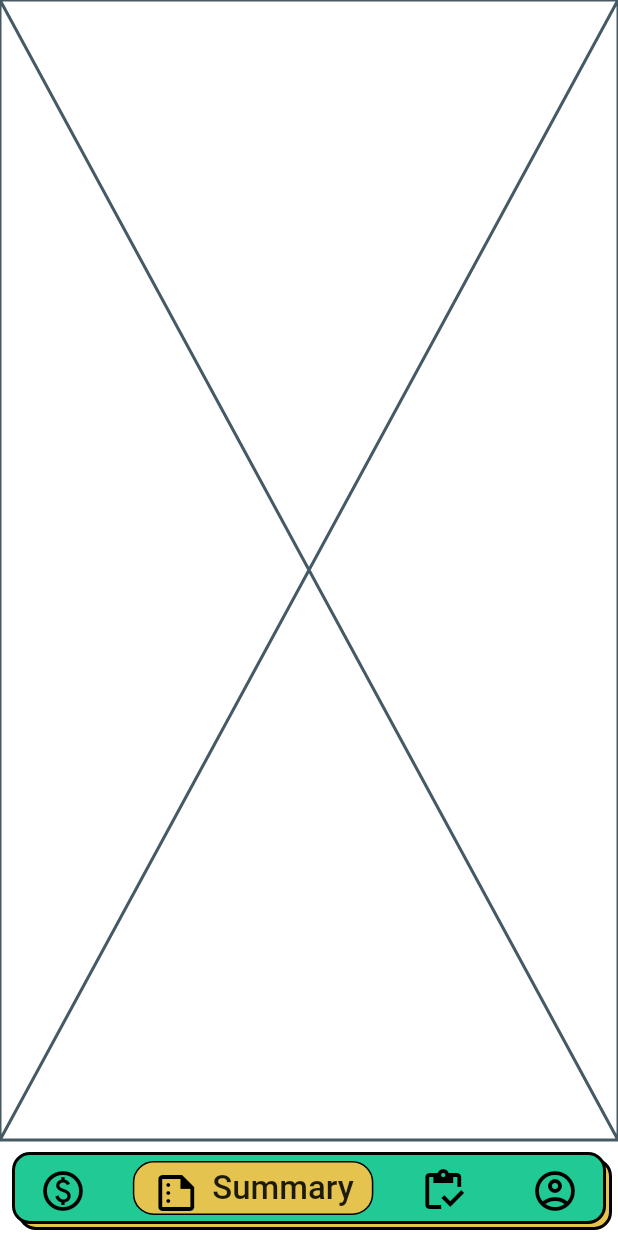
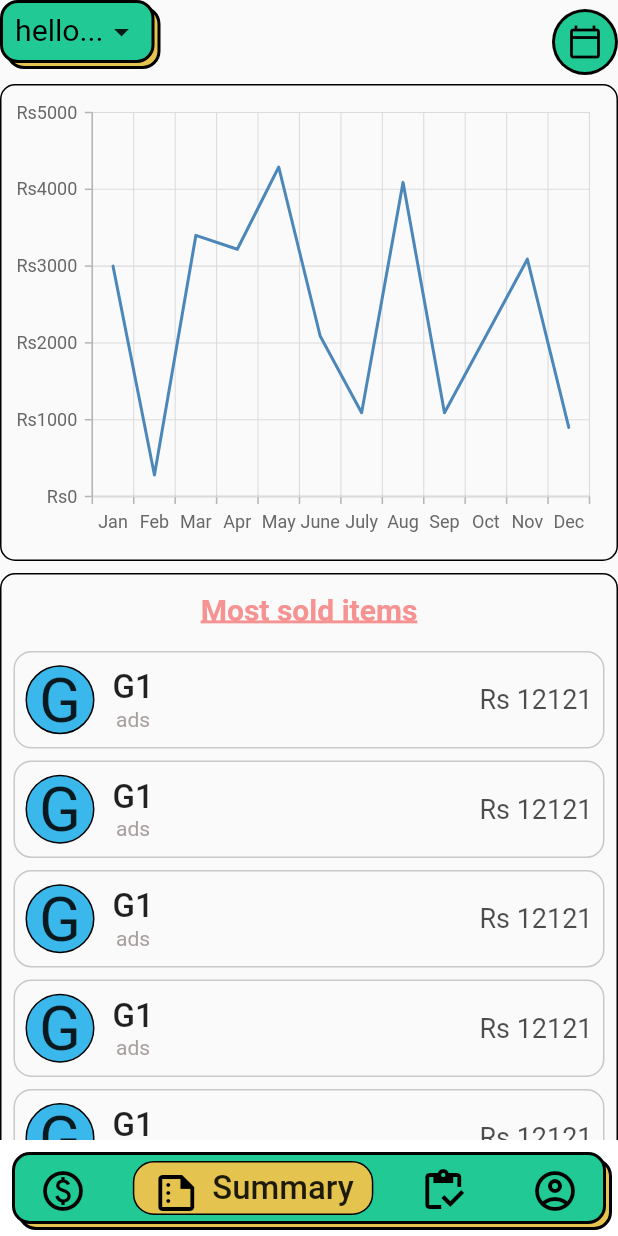
Before and after one commit to SulabhShrestha/MeroStoreMobile, a Flutter app: the screen it shows after launch, item 2 of the bottom bar chosen, on a phone screen of 412 x 824 dp. Run offline on Flutter 3.47's test engine with Material 2 defaults, Android fonts, the phone set to English and light mode, and no system bars; drawn by our look-alikes of google_nav_bar; our stand-ins replace flutter_svg, syncfusion_flutter_charts.

Commit message:
Added: SummaryPage

```diff
--- a/lib/views/core_widgets/custom_drop_down_btn.dart
+++ b/lib/views/core_widgets/custom_drop_down_btn.dart
@@ -12,14 +12,16 @@ class CustomDropDownBtn extends StatefulWidget {
   final List<String> options;
   final ValueChanged<String> onTap;
   final String? initialValue;
+  final String? tooltip;
 
   const CustomDropDownBtn({
     Key? key,
+    required this.options,
+    required this.onTap,
     this.hideBackgroundUI,
     this.width,
     this.initialValue,
-    required this.options,
-    required this.onTap,
+    this.tooltip,
   }) : super(key: key);
 
   @override
@@ -48,6 +50,7 @@ class _CustomDropDownBtnState extends State<CustomDropDownBtn> {
       padding: const EdgeInsets.symmetric(horizontal: 8),
       child: DropdownButtonHideUnderline(
         child: PopupMenuButton<String>(
+          tooltip: widget.tooltip,
           itemBuilder: (context) {
             return widget.options.map((str) {
               return PopupMenuItem(
--- a/lib/views/summary_page/SummaryPage.dart
+++ /dev/null
@@ -1,10 +0,0 @@
-import 'package:flutter/material.dart';
-
-class SummaryPage extends StatelessWidget {
-  const SummaryPage({Key? key}) : super(key: key);
-
-  @override
-  Widget build(BuildContext context) {
-    return const Placeholder();
-  }
-}
--- /dev/null
+++ b/lib/views/summary_page/summary_page.dart
@@ -0,0 +1,206 @@
+import 'package:flutter/material.dart';
+import 'package:intl/intl.dart';
+import 'package:merostore_mobile/utils/constants/app_colors.dart';
+import 'package:merostore_mobile/utils/constants/spaces.dart';
+import 'package:merostore_mobile/utils/constants/text_styles.dart';
+import 'package:merostore_mobile/views/core_widgets/custom_box.dart';
+import 'package:merostore_mobile/views/core_widgets/custom_drop_down_btn.dart';
+import 'package:syncfusion_flutter_charts/charts.dart';
+
+class _SalesData {
+  _SalesData(this.year, this.sales);
+
+  final String year;
+  final double sales;
+}
+
+class SummaryPage extends StatefulWidget {
+  const SummaryPage({Key? key}) : super(key: key);
+
+  @override
+  State<SummaryPage> createState() => _SummaryPageState();
+}
+
+class _SummaryPageState extends State<SummaryPage> {
+  final List<_SalesData> data = [
+    _SalesData('Jan', 3000),
+    _SalesData('Feb', 280),
+    _SalesData('Mar', 3400),
+    _SalesData('Apr', 3220),
+    _SalesData('May', 4290),
+    _SalesData('June', 2090),
+    _SalesData('July', 1090),
+    _SalesData('Aug', 4090),
+    _SalesData('Sep', 1090),
+    _SalesData('Oct', 2090),
+    _SalesData('Nov', 3090),
+    _SalesData('Dec', 900),
+  ];
+
+  // To store all list of stores
+  List<String> allStoreList = [];
+
+  @override
+  Widget build(BuildContext context) {
+    return Scaffold(
+      body: NestedScrollView(
+        floatHeaderSlivers: true,
+        headerSliverBuilder: (_, isScrolled) {
+          return [
+            SliverAppBar(
+              backgroundColor: Colors.transparent,
+              floating: true,
+              flexibleSpace: CustomDropDownBtn(
+                tooltip: "Store selection",
+                options: const ["hello", "hi"],
+                onTap: (val) {},
+              ),
+              actions: [
+                CircleAvatar(
+                  radius: 22,
+                  backgroundColor: ConstantAppColors.primaryColor,
+                  child: CircleAvatar(
+                    radius: 20,
+                    backgroundColor: ConstantAppColors.greenColor,
+                    child: IconButton(
+                      color: Colors.green,
+                      splashRadius: 32,
+                      onPressed: () {},
+                      icon: const Icon(
+                        Icons.calendar_today_outlined,
+                        color: ConstantAppColors.primaryColor,
+                        size: 24,
+                      ),
+                    ),
+                  ),
+                ),
+              ],
+            ),
+          ];
+        },
+        body: ListView(
+          children: [
+            CustomBox(
+              padding: const EdgeInsets.only(top: 8, right: 8, bottom: 8),
+              child: Column(
+                children: [
+                  SfCartesianChart(
+                    primaryXAxis: CategoryAxis(
+                      interval: 1,
+                      arrangeByIndex: true,
+                      autoScrollingDelta: 6, // shows only 6 at a time
+                      autoScrollingMode:
+                          AutoScrollingMode.start, // show from beginning
+                    ),
+                    tooltipBehavior: TooltipBehavior(enable: true),
+                    primaryYAxis: NumericAxis(
+                      numberFormat: NumberFormat("Rs#"),
+                    ),
+                    zoomPanBehavior: ZoomPanBehavior(
+                      enablePanning: true, //horizontal scroll
+                      enablePinching: true,
+                      zoomMode: ZoomMode.x,
+                      maximumZoomLevel: 0.5,
+                    ),
+                    series: <ChartSeries<_SalesData, String>>[
+                      LineSeries<_SalesData, String>(
+                        dataSource: data,
+                        xValueMapper: (_SalesData sales, _) => sales.year,
+                        yValueMapper: (_SalesData sales, _) => sales.sales,
+                        name: 'Sales',
+                      )
+                    ],
+                  ),
+                ],
+              ),
+            ),
+
+            ConstantSpaces.height8,
+
+            // Content
+            CustomBox(
+              child: Column(
+                children: [
+                  ConstantSpaces.height4,
+
+                  const Text(
+                    "Most sold items",
+                    style: ConstantTextStyles.redHeading20,
+                  ),
+                  ConstantSpaces.height16,
+
+                  // items
+                  for (int a = 0; a < 10; a++)
+                    Card(
+                      margin: const EdgeInsets.only(bottom: 8),
+                      color: Theme.of(context).scaffoldBackgroundColor,
+                      elevation: 0,
+                      shape: RoundedRectangleBorder(
+                          borderRadius: const BorderRadius.all(
+                            Radius.circular(12),
+                          ),
+                          side: BorderSide(
+                              color: ConstantAppColors.primaryColor
+                                  .withOpacity(0.2))),
+                      child: Padding(
+                        padding: const EdgeInsets.symmetric(horizontal: 8.0),
+                        child: Row(
+                          mainAxisSize: MainAxisSize.max,
+                          children: [
+                            // Logo
+                            Container(
+                              width: 46,
+                              padding: const EdgeInsets.all(8),
+                              decoration: BoxDecoration(
+                                shape: BoxShape.circle,
+                                color: ConstantAppColors.blueColor,
+                                border: Border.all(),
+                              ),
+                              child: const FittedBox(
+                                fit: BoxFit.cover,
+                                child: Text("G"),
+                              ),
+                            ),
+                            ConstantSpaces.width12,
+                            Column(
+                              mainAxisSize: MainAxisSize.min,
+                              children: const [
+                                Text(
+                                  "G1",
+                                  style: TextStyle(
+                                    fontSize: 22,
+                                    fontWeight: FontWeight.w500,
+                                  ),
+                                ),
+                                Text(
+                                  "ads",
+                                  style: ConstantTextStyles.dimStyle14,
+                                ),
+                              ],
+                            ),
+
+                            Expanded(
+                              child: Text(
+                                "Rs 12121",
+                                style: TextStyle(
+                                  fontSize: 18,
+                                  color: ConstantAppColors.primaryColor
+                                      .withOpacity(0.7),
+                                ),
+                                textAlign: TextAlign.end,
+                              ),
+                            )
+                            // Name,
+                          ],
+                        ),
+                      ),
+                    ),
+                ],
+              ),
+            ),
+          ],
+        ),
+      ),
+    );
+  }
+}
--- a/lib/views/today_sold_page/TodaySoldPage.dart
+++ b/lib/views/today_sold_page/today_sold_page.dart
@@ -15,6 +15,7 @@ class TodaySoldPage extends StatelessWidget {
               backgroundColor: Colors.transparent,
               floating: true,
               flexibleSpace: CustomDropDownBtn(
+                tooltip: "Store selection",
                 options: const ["hello", "hi"],
                 onTap: (val) {},
               ),
--- a/pubspec.yaml
+++ b/pubspec.yaml
@@ -38,6 +38,7 @@ dependencies:
   cupertino_icons: ^1.0.2
   google_nav_bar: ^5.0.6
   flutter_svg: ^1.1.6
+  syncfusion_flutter_charts: ^21.2.3
 
 dev_dependencies:
   flutter_test:
```
Also changed, not shown: lib/views/root_page/root_page.dart (+4 -4 lines), lib/views/instock_page/in_stock_page.dart (renamed from lib/views/instock_page/InStockPage.dart), lib/views/other_page/other_page.dart (renamed from lib/views/other_page/OtherPage.dart), pubspec.lock.
